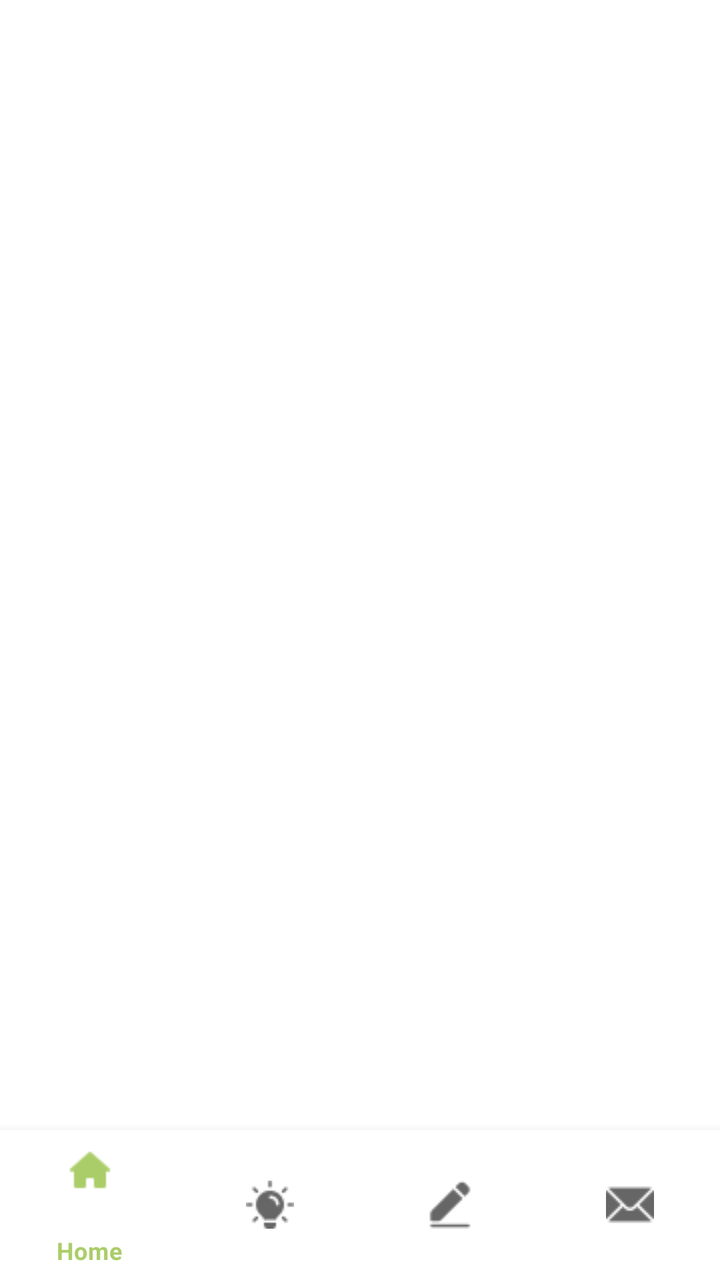
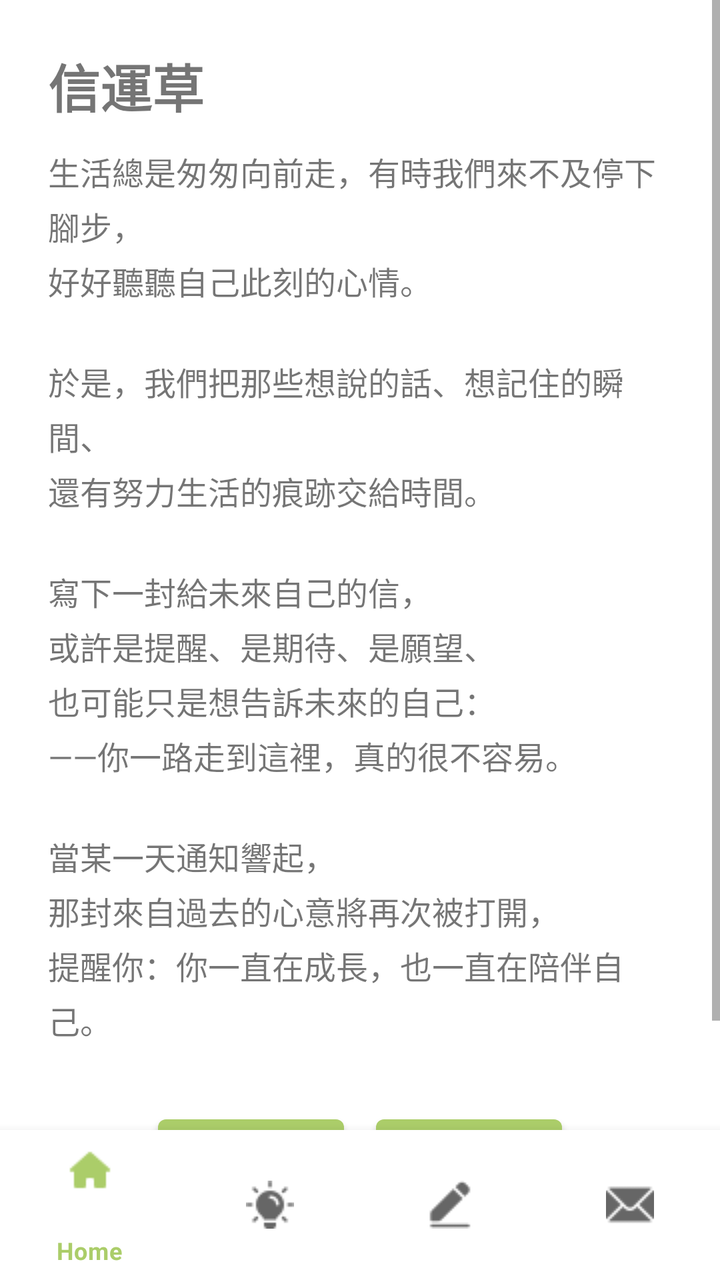

The first picture is an Android layout as it rendered before a commit; the second is the same layout after the commit. The layout source and the unified diff follow.
<!-- AndroidManifest.xml: application theme Theme.FutureMeMailApp -->
<!-- res/layout/activity_main.xml -->
<?xml version="1.0" encoding="utf-8"?>
<androidx.constraintlayout.widget.ConstraintLayout xmlns:android="http://schemas.android.com/apk/res/android"
    xmlns:app="http://schemas.android.com/apk/res-auto"
    xmlns:tools="http://schemas.android.com/tools"
    android:id="@+id/main"
    android:layout_width="match_parent"
    android:layout_height="match_parent"
    tools:context=".MainActivity">

    
    <FrameLayout
        android:id="@+id/flFragment"
        android:layout_width="0dp"
        android:layout_height="0dp"
        app:layout_constraintTop_toTopOf="parent"
        app:layout_constraintBottom_toTopOf="@id/bottomNavigationView"
        app:layout_constraintStart_toStartOf="parent"
        app:layout_constraintEnd_toEndOf="parent" />

    
    <com.google.android.material.bottomnavigation.BottomNavigationView
        android:id="@+id/bottomNavigationView"
        android:layout_width="0dp"
        android:layout_height="75dp"
        app:layout_constraintBottom_toBottomOf="parent"
        app:layout_constraintStart_toStartOf="parent"
        app:layout_constraintEnd_toEndOf="parent"
        app:menu="@menu/bottom_nav_menu" />

</androidx.constraintlayout.widget.ConstraintLayout>
<!-- resources referenced by this layout -->
<resources>
  <style name="Theme.FutureMeMailApp" parent="Theme.MaterialComponents.DayNight.DarkActionBar">
          
          
          
          <item name="colorPrimary">@color/green_200</item>
          <item name="colorPrimaryVariant">@color/green_700</item>
          <item name="colorOnPrimary">@color/white</item>
          
          <item name="colorSecondary">@color/teal_200</item>
          <item name="colorSecondaryVariant">@color/teal_700</item>
          <item name="colorOnSecondary">@color/black</item>
          
          <item name="android:statusBarColor" tools:targetApi="l">?attr/colorPrimaryVariant</item>
      </style>
  <color name="green_200">#ABCD69</color>
  <color name="green_700">#0F502F</color>
  <color name="white">#FFFFFFFF</color>
  <color name="teal_200">#FF03DAC5</color>
  <color name="teal_700">#FF018786</color>
  <color name="black">#FF000000</color>
</resources>

<!-- the commit's change to res/layout/activity_main.xml (unified diff, before → after) -->
@@ -8,14 +8,66 @@
     tools:context=".MainActivity">
 
     
-    <FrameLayout
-        android:id="@+id/flFragment"
+    <ScrollView
+        android:id="@+id/scrollHome"
         android:layout_width="0dp"
         android:layout_height="0dp"
+        android:fillViewport="true"
         app:layout_constraintTop_toTopOf="parent"
         app:layout_constraintBottom_toTopOf="@id/bottomNavigationView"
         app:layout_constraintStart_toStartOf="parent"
-        app:layout_constraintEnd_toEndOf="parent" />
+        app:layout_constraintEnd_toEndOf="parent">
+
+        <LinearLayout
+            android:layout_width="match_parent"
+            android:layout_height="wrap_content"
+            android:orientation="vertical"
+            android:padding="24dp">
+
+            
+            <TextView
+                android:id="@+id/tvAppTitle"
+                android:layout_width="wrap_content"
+                android:layout_height="wrap_content"
+                android:text="信運草"
+                android:textSize="26sp"
+                android:textStyle="bold"
+                android:layout_marginBottom="12dp" />
+
+            
+            <TextView
+                android:id="@+id/tvQuote"
+                android:layout_width="match_parent"
+                android:layout_height="wrap_content"
+                android:text="生活總是匆匆向前走，有時我們來不及停下腳步，\n好好聽聽自己此刻的心情。\n\n於是，我們把那些想說的話、想記住的瞬間、\n還有努力生活的痕跡交給時間。\n\n寫下一封給未來自己的信，\n或許是提醒、是期待、是願望、\n也可能只是想告訴未來的自己：\n——你一路走到這裡，真的很不容易。\n\n當某一天通知響起，\n那封來自過去的心意將再次被打開，\n提醒你：你一直在成長，也一直在陪伴自己。"
+                android:textSize="16sp"
+                android:lineSpacingExtra="4dp"
+                android:layout_marginBottom="24dp" />
+
+            
+            <LinearLayout
+                android:layout_width="match_parent"
+                android:layout_height="wrap_content"
+                android:orientation="horizontal"
+                android:gravity="center"
+                android:layout_marginTop="8dp">
+
+                <Button
+                    android:id="@+id/btnGoWrite"
+                    android:layout_width="wrap_content"
+                    android:layout_height="wrap_content"
+                    android:text="開始寫信"
+                    android:layout_marginEnd="16dp" />
+
+                <Button
+                    android:id="@+id/btnGoTutorial"
+                    android:layout_width="wrap_content"
+                    android:layout_height="wrap_content"
+                    android:text="操作教學" />
+            </LinearLayout>
+
+        </LinearLayout>
+    </ScrollView>
 
     
     <com.google.android.material.bottomnavigation.BottomNavigationView
